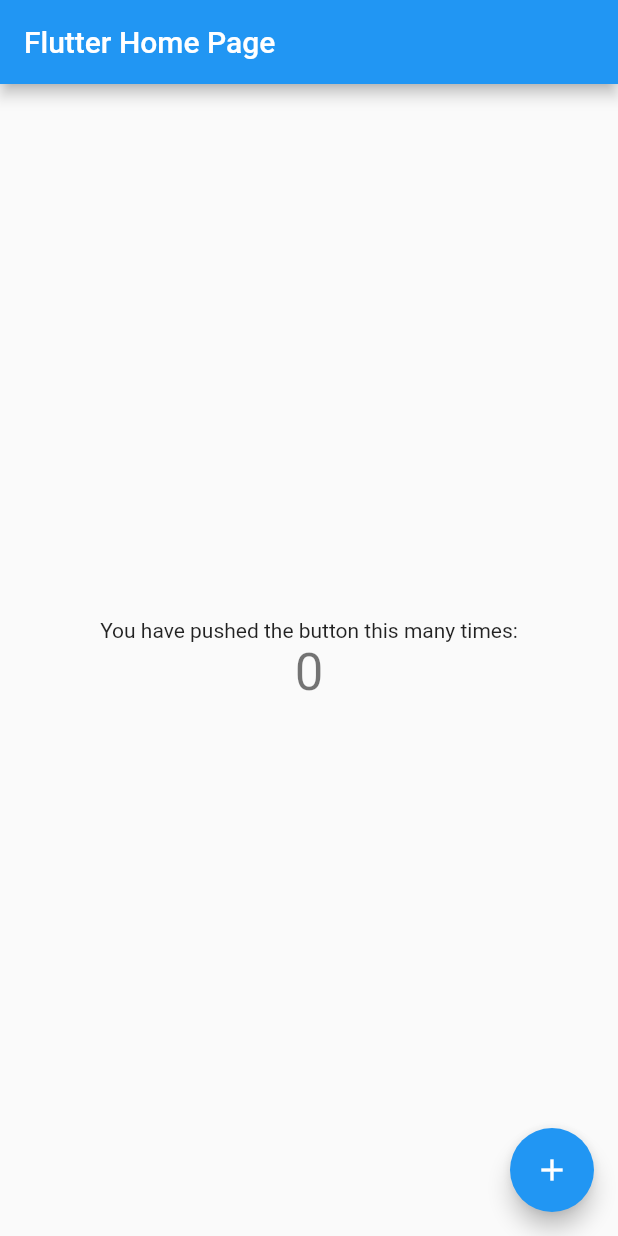
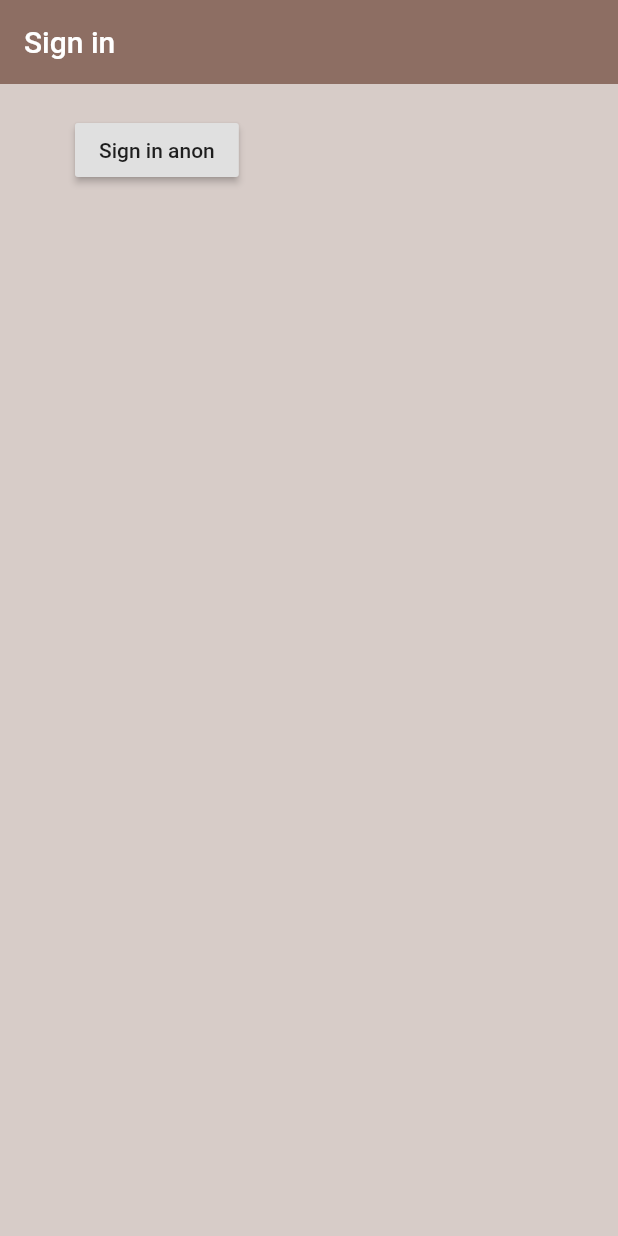
Before and after one commit to vonbarown/flutter_app, a Flutter app: the screen it shows after launch, on a phone screen of 412 x 824 dp. Run offline on Flutter 3.47's test engine with Material 2 defaults, Android fonts, the phone set to English and light mode, and no system bars; our stand-ins replace camera, firebase_auth; missing offline and left inert: esys_flutter_share; accounts and stored records are empty.

Commit message:
starting anon sign in

```diff
--- a/native_app_flutter/lib/main.dart
+++ b/native_app_flutter/lib/main.dart
@@ -1,13 +1,14 @@
+import 'package:Native_App/screens/wrapper.dart';
 import 'package:Native_App/utils/route_generator.dart';
 import 'package:flutter/material.dart';
-import './pages/home_page.dart';
-import './camera/camera_screen.dart';
+// import './pages/home_page.dart';
+// import './camera/camera_screen.dart';
 
 class CameraApp extends StatelessWidget {
   @override
   Widget build(BuildContext context) {
     return MaterialApp(
-      home: MyHomePage(title: 'Flutter Home Page'),
+      home: Wrapper(),
       initialRoute: '/',
       onGenerateRoute: RouteGenerator.generateRoute,
       // onGenerateRoute: (RouteSettings settings) {
--- /dev/null
+++ b/native_app_flutter/lib/screens/auth/SignIn.dart
@@ -0,0 +1,32 @@
+import 'package:Native_App/services/auth.dart';
+import 'package:flutter/material.dart';
+
+class SignIn extends StatefulWidget {
+  SignIn({Key key}) : super(key: key);
+
+  @override
+  _SignInState createState() => _SignInState();
+}
+
+class _SignInState extends State<SignIn> {
+  final AuthService _auth = AuthService();
+
+  @override
+  Widget build(BuildContext context) {
+    return Scaffold(
+      backgroundColor: Colors.brown[100],
+      appBar: AppBar(
+        backgroundColor: Colors.brown[400],
+        elevation: 0.0,
+        title: Text('Sign in '),
+      ),
+      body: Container(
+        padding: EdgeInsets.symmetric(vertical: 20, horizontal: 50),
+        child: RaisedButton(
+          child: Text('Sign in anon'),
+          onPressed: () async {},
+        ),
+      ),
+    );
+  }
+}
--- /dev/null
+++ b/native_app_flutter/lib/screens/auth/auth.dart
@@ -0,0 +1,18 @@
+import 'package:Native_App/screens/auth/signin.dart';
+import 'package:flutter/material.dart';
+
+class Authenticate extends StatefulWidget {
+  Authenticate({Key key}) : super(key: key);
+
+  @override
+  _AuthenticateState createState() => _AuthenticateState();
+}
+
+class _AuthenticateState extends State<Authenticate> {
+  @override
+  Widget build(BuildContext context) {
+    return Container(
+      child: SignIn(),
+    );
+  }
+}
--- /dev/null
+++ b/native_app_flutter/lib/screens/wrapper.dart
@@ -0,0 +1,13 @@
+import 'package:Native_App/screens/auth/auth.dart';
+import 'package:Native_App/screens/home/home.dart';
+import 'package:flutter/material.dart';
+
+class Wrapper extends StatelessWidget {
+  // const Wrapper({Key key}) : super(key: key);
+
+  @override
+  Widget build(BuildContext context) {
+    // return screen dependent of the auth status
+    return Authenticate();
+  }
+}
--- /dev/null
+++ b/native_app_flutter/lib/services/auth.dart
@@ -0,0 +1,28 @@
+import 'package:firebase_auth/firebase_auth.dart';
+
+class AuthService {
+  //will not chnage in the future
+  final FirebaseAuth _auth =
+      FirebaseAuth.instance; //private property for firebase auth instance
+
+  //sign in anon
+  Future signInAnon() async {
+    //promise
+    try {
+      //auth result object return type
+      AuthResult result = await _auth.signInAnonymously(); //anon sign in method
+
+      //assigning firebase user object
+      FirebaseUser user = result.user;
+
+      return user;
+    } catch (e) {
+      print(e.toString());
+      return null;
+    }
+  }
+  //sign in email/pass
+
+  //register email/pass
+
+}
```
Also changed, not shown: native_app_flutter/lib/domain/auth/emailAddress.dart (added, +56 -0 lines), native_app_flutter/lib/screens/home/home.dart (added, +10 -0 lines), native_app_flutter/lib/utils/route_generator.dart (+7 -6 lines).
